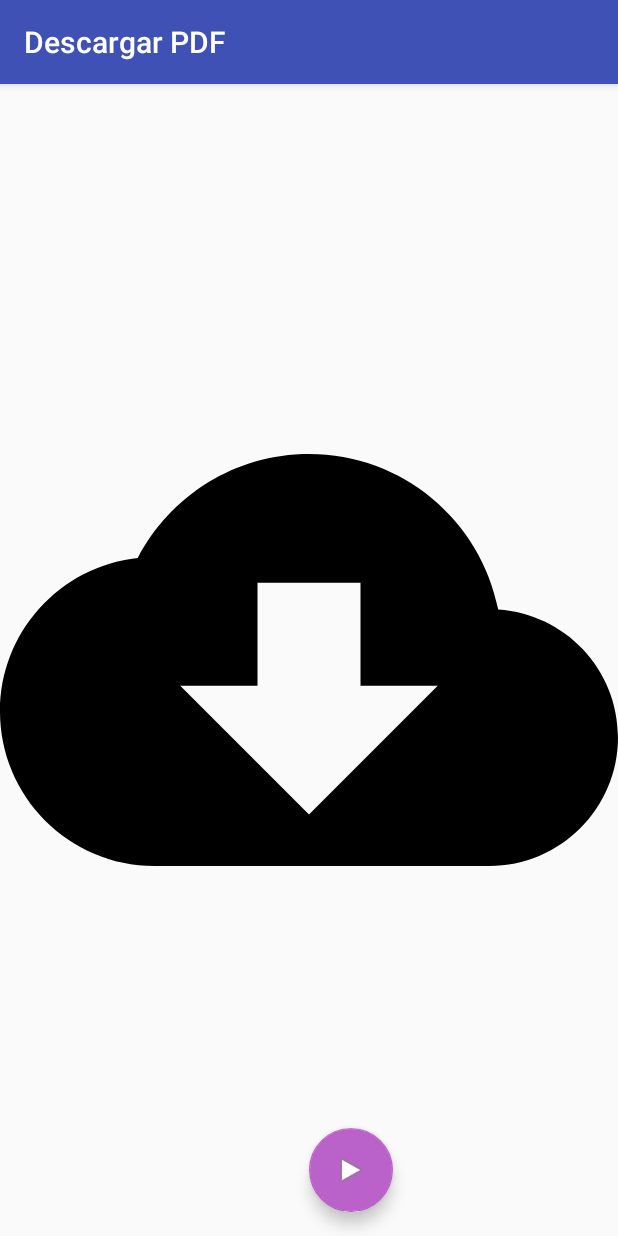
After one commit to AgoMcney/ComparaPrecios, an Android app: the ActivityDescargaPDF screen opened directly, with no data from a screen before it, on a phone screen of 412 x 824 dp. The commit adds this screen. Run offline under Robolectric (Android 15) with nearby library versions, the phone set to English and light mode, and no system bars.

Commit message:
Primera Subida al Develop

```diff
--- /dev/null
+++ b/app/src/main/res/drawable/ic_cloud_download_black_24dp.xml
@@ -0,0 +1,9 @@
+<vector xmlns:android="http://schemas.android.com/apk/res/android"
+        android:width="24dp"
+        android:height="24dp"
+        android:viewportWidth="24.0"
+        android:viewportHeight="24.0">
+    <path
+        android:fillColor="#FF000000"
+        android:pathData="M19.35,10.04C18.67,6.59 15.64,4 12,4 9.11,4 6.6,5.64 5.35,8.04 2.34,8.36 0,10.91 0,14c0,3.31 2.69,6 6,6h13c2.76,0 5,-2.24 5,-5 0,-2.64 -2.05,-4.78 -4.65,-4.96zM17,13l-5,5 -5,-5h3V9h4v4h3z"/>
+</vector>
--- /dev/null
+++ b/app/src/main/res/layout/activity_descarga_pdf.xml
@@ -0,0 +1,37 @@
+<?xml version="1.0" encoding="utf-8"?>
+<android.support.design.widget.CoordinatorLayout xmlns:android="http://schemas.android.com/apk/res/android"
+    xmlns:app="http://schemas.android.com/apk/res-auto"
+    xmlns:tools="http://schemas.android.com/tools"
+    android:layout_width="match_parent"
+    android:layout_height="match_parent"
+    tools:context="com.example.agoney.comparaprecios.ActivityDescargaPDF">
+
+    <android.support.design.widget.AppBarLayout
+        android:layout_width="match_parent"
+        android:layout_height="wrap_content"
+        android:theme="@style/AppTheme.AppBarOverlay">
+
+        <android.support.v7.widget.Toolbar
+            android:id="@+id/toolbar"
+            android:layout_width="match_parent"
+            android:layout_height="?attr/actionBarSize"
+            android:background="?attr/colorPrimary"
+            app:popupTheme="@style/AppTheme.PopupOverlay" />
+
+    </android.support.design.widget.AppBarLayout>
+
+    <include
+        android:id="@+id/include"
+        layout="@layout/content_activity_descarga_pdf" />
+
+    <android.support.design.widget.FloatingActionButton
+        android:id="@+id/fab"
+        android:layout_width="wrap_content"
+        android:layout_height="wrap_content"
+        android:layout_gravity="bottom|end"
+        android:layout_margin="@dimen/fab_margin"
+        app:layout_anchor="@+id/include"
+        app:layout_anchorGravity="bottom|center"
+        app:srcCompat="@android:drawable/ic_media_play" />
+
+</android.support.design.widget.CoordinatorLayout>
--- /dev/null
+++ b/app/src/main/res/layout/content_activity_descarga_pdf.xml
@@ -0,0 +1,17 @@
+<?xml version="1.0" encoding="utf-8"?>
+<LinearLayout xmlns:android="http://schemas.android.com/apk/res/android"
+    xmlns:app="http://schemas.android.com/apk/res-auto"
+    xmlns:tools="http://schemas.android.com/tools"
+    android:layout_width="match_parent"
+    android:layout_height="match_parent"
+    app:layout_behavior="@string/appbar_scrolling_view_behavior"
+    tools:context="com.example.agoney.comparaprecios.ActivityDescargaPDF"
+    tools:showIn="@layout/activity_descarga_pdf">
+
+<ImageView
+    android:layout_width="match_parent"
+    android:layout_height="match_parent"
+    android:id="@+id/image_descarga"
+    android:src="@drawable/ic_cloud_download_black_24dp"
+    />
+</LinearLayout>
--- a/app/src/main/res/values/strings.xml
+++ b/app/src/main/res/values/strings.xml
@@ -109,4 +109,6 @@
             el nombre, precio e imagen del producto. Recuerde guardar los precios desde el botón.</string>
     <!-- TODO: Remove or change this placeholder text -->
     <string name="hello_blank_fragment">Hello blank fragment</string>
+    <string name="title_activity_extras">Utilidades Varias</string>
+    <string name="title_activity_descarga_pdf">Descargar PDF</string>
 </resources>
--- a/app/src/main/res/values/styles.xml
+++ b/app/src/main/res/values/styles.xml
@@ -9,9 +9,9 @@
         <item name="actionModeStyle">@style/action_mode_estilo</item>
     </style>
     <!-- creamos estilo para el menú contextual -->
-<style name="action_mode_estilo" parent="Widget.AppCompat.ActionMode">
-    <item name="background">@color/colorPrimary</item>
-</style>
+    <style name="action_mode_estilo" parent="Widget.AppCompat.ActionMode">
+        <item name="background">@color/colorPrimary</item>
+    </style>
 
     <style name="AppTheme.NoActionBar">
         <item name="windowActionBar">false</item>
--- a/build.gradle
+++ b/build.gradle
@@ -3,9 +3,10 @@
 buildscript {
     repositories {
         jcenter()
+        google()
     }
     dependencies {
-        classpath 'com.android.tools.build:gradle:3.0.0'
+        classpath 'com.android.tools.build:gradle:3.0.1'
 
         // NOTE: Do not place your application dependencies here; they belong
         // in the individual module build.gradle files
@@ -15,6 +16,7 @@ buildscript {
 allprojects {
     repositories {
         jcenter()
+        google()
     }
 }
 
```
Also changed, not shown: app/src/main/AndroidManifest.xml (+24 -7 lines), app/src/main/java/com/example/agoney/comparaprecios/ActivityDescargaPDF.java (added, +114 -0 lines), app/src/main/java/com/example/agoney/comparaprecios/ActivityExtras.java (added, +41 -0 lines), app/src/main/java/com/example/agoney/comparaprecios/MainActivity.java (+11 -0 lines), app/src/main/java/com/example/agoney/comparaprecios/ProveedorDeContenido/Contrato.java (+9 -0 lines), app/src/main/java/com/example/agoney/comparaprecios/ProveedorDeContenido/DBHelperProducto.java (+19 -0 lines), app/src/main/res/layout/activity_extras.xml (added, +48 -0 lines), app/src/main/res/layout/content_main.xml (+8 -0 lines), 1 other file.
